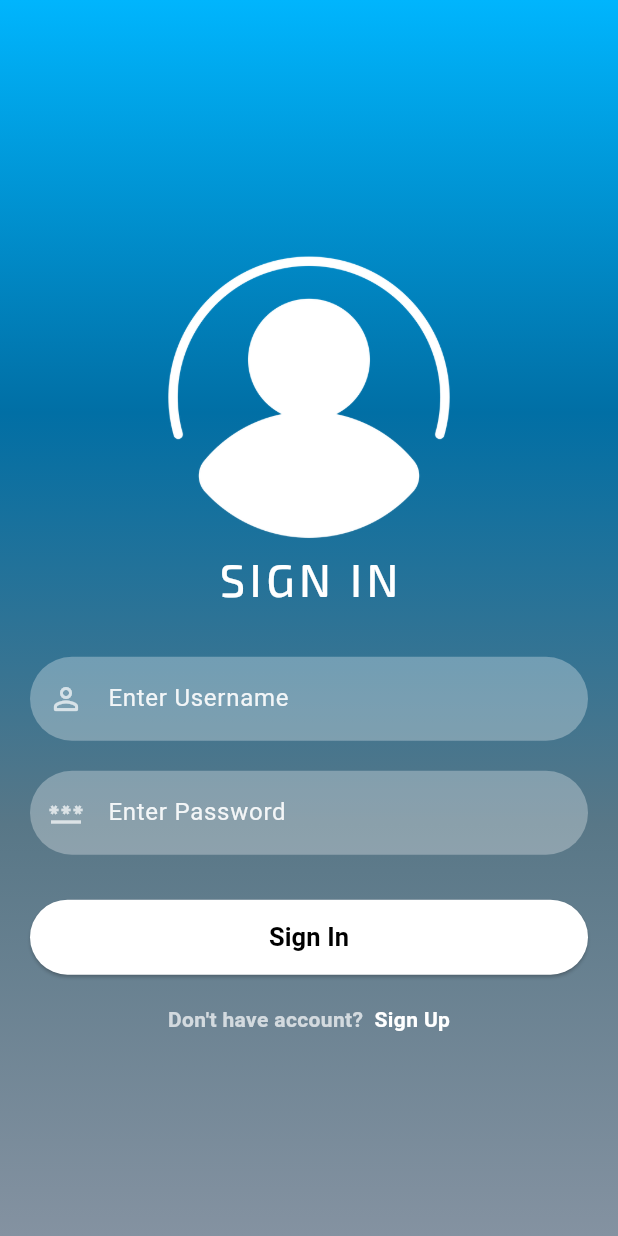
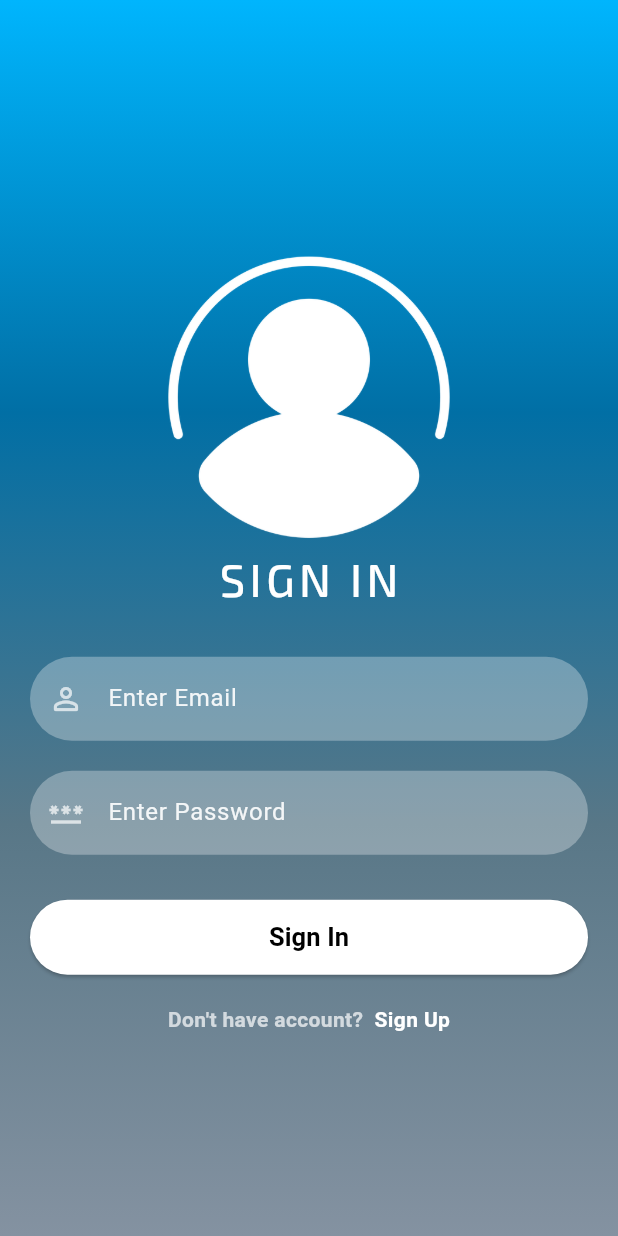
Before and after one commit to i-aman-jha/Task-App-with-authentication, a Flutter app: the SignInScreen screen opened directly, on a phone screen of 412 x 824 dp. Run offline on Flutter 3.47's test engine with Material 3 defaults, Android fonts, the phone set to English and light mode, and no system bars; our stand-ins replace firebase_auth, firebase_core, flutter_slidable, font_awesome_flutter, google_fonts, hive_flutter; accounts and stored records are empty.

Commit message:
Sign In added

```diff
--- a/lib/main.dart
+++ b/lib/main.dart
@@ -2,6 +2,7 @@
 
 import 'package:firebase_core/firebase_core.dart';
 import 'package:flutter/material.dart';
+import 'package:flutter_application_1/pages/signin_screen.dart';
 import 'package:hive_flutter/hive_flutter.dart';
 
 import 'pages/home_page.dart';
@@ -36,7 +37,7 @@ class _HomPageState extends State<MyApp> {
   Widget build(BuildContext context) {
     return MaterialApp(
       debugShowCheckedModeBanner: false,
-      home:HomePage(),
+      home:SignInScreen(),
       theme: ThemeData(primaryColor: Colors.blueAccent),
     );
   }
--- a/lib/pages/signin_screen.dart
+++ b/lib/pages/signin_screen.dart
@@ -1,7 +1,9 @@
 import 'package:flutter/material.dart';
+import 'package:flutter_application_1/pages/home_page.dart';
 import 'package:flutter_application_1/pages/signup_screen.dart';
 import 'package:flutter_application_1/utilities/reusable_func.dart';
 import 'package:google_fonts/google_fonts.dart';
+import 'package:firebase_auth/firebase_auth.dart';
 
 class SignInScreen extends StatefulWidget {
   static const String routeName = '/SignInScreen';
@@ -13,8 +15,8 @@ class SignInScreen extends StatefulWidget {
 }
 
 class _SignInScreenState extends State<SignInScreen> {
-  TextEditingController _passwordTextController=TextEditingController();
-  TextEditingController _emailTextController=TextEditingController();
+  final TextEditingController _passwordTextController=TextEditingController();
+  final TextEditingController _emailTextController=TextEditingController();
 
 
   @override
@@ -55,19 +57,35 @@ class _SignInScreenState extends State<SignInScreen> {
 
                   ),
 
-                SizedBox(
+                const SizedBox(
                   height: 30,
                 ),
-                textField("Enter Username",Icons.person_outline_rounded,false,_emailTextController),
+                textField("Enter Email",Icons.person_outline_rounded,false,_emailTextController),
 
-                SizedBox(
+                const SizedBox(
                   height: 20,
                 ),
                 textField("Enter Password",Icons.password_sharp,true,_passwordTextController),
-                SizedBox(
+                const SizedBox(
                   height: 20,
                 ),
-                SignIn_UpButton(context, true, (){}),
+                SignIn_UpButton(context, true, (){
+                  FocusScope.of(context).unfocus();
+                  FirebaseAuth.instance.signInWithEmailAndPassword(
+                    email: _emailTextController.text,
+                    password: _passwordTextController.text
+                    ).then((value) {
+                      ScaffoldMessenger.of(context).showSnackBar(
+                        const SnackBar(content: Text('Signed In Successfully...')),
+                      );
+                      Navigator.push(context,MaterialPageRoute(builder: (context) => const HomePage()));
+                    }).onError((error, stackTrace) {
+                      // print("Error ${error.tostring()}");
+                      ScaffoldMessenger.of(context).showSnackBar(
+                        const SnackBar(content: Text('Incorrect Email address or Password..')),
+                      );
+                    });
+                }),
                 signUpOption(),
               ],
             ),
```
Also changed, not shown: lib/pages/home_page.dart (+20 -20 lines), lib/pages/signup_screen.dart (+2 -6 lines).
